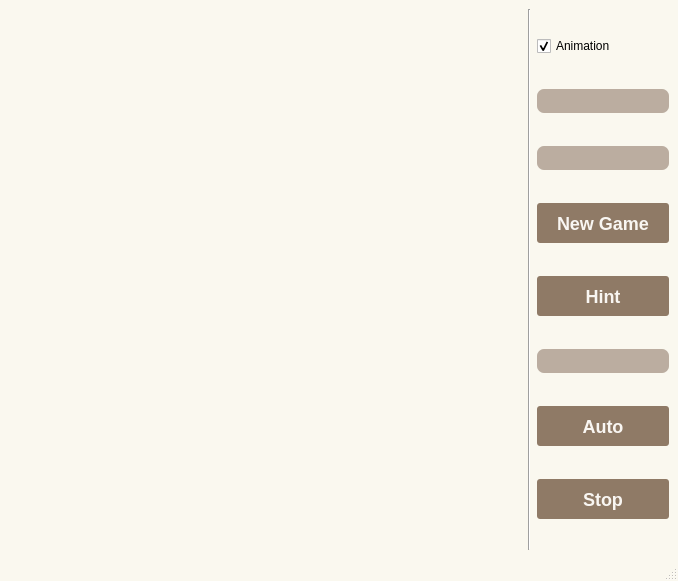
Old version of the form 2048/window2048.ui in the repository w43322/q2048Klotski.
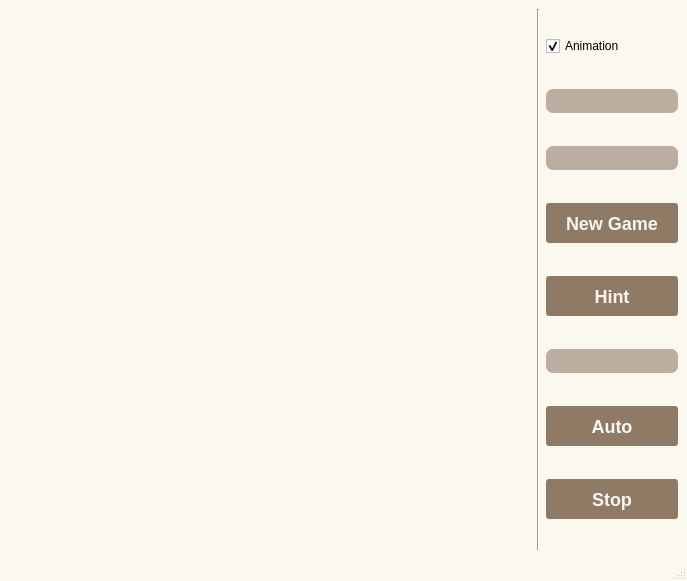
New version of the form.

Diff of the .ui file:
```diff
--- a/2048/window2048.ui
+++ b/2048/window2048.ui
@@ -6,7 +6,7 @@
    <rect>
     <x>0</x>
     <y>0</y>
-    <width>678</width>
+    <width>687</width>
     <height>581</height>
    </rect>
   </property>
@@ -27,7 +27,7 @@
     background: #bbada0;
 }
 
-QLabel#labelBest, QLabel#labelHint, QLabel#labelScore
+QLabel#labelTime, QLabel#labelHint, QLabel#labelScore
 {
     font-family: &quot;Monaco&quot;;
     background: #bbada0;
@@ -37,7 +37,8 @@
     padding-right: 20px;
 }
 
-QPushButton 
+QPushButton#pushButtonHint, QPushButton#pushButtonAuto, 
+QPushButton#pushButtonStop, QPushButton#pushButtonNewGame
 {
     font-family: &quot;Menlo&quot;;
     font-size: 18px;
@@ -52,21 +53,18 @@
     text-align: center;
 }
 
-/*按钮停留态*/
-QPushButton:hover
+QPushButton#pushButtonHint:hover, QPushButton#pushButtonAuto:hover, 
+QPushButton#pushButtonStop:hover, QPushButton#pushButtonNewGame:hover
 {
     /*背景颜色*/  
     background-color:rgb(44 , 137 , 255);
 }
 
-/*按钮按下态*/
-QPushButton:pressed
+QPushButton#pushButtonHint:pressed, QPushButton#pushButtonAuto:pressed, 
+QPushButton#pushButtonStop:pressed, QPushButton#pushButtonNewGame:pressed
 {
-    /*背景颜色*/  
     background-color:rgb(14 , 135 , 228);
-    /*左内边距为3像素，让按下时字向右移动3像素*/  
     padding-left:3px;
-    /*上内边距为3像素，让按下时字向下移动3像素*/  
     padding-top:3px;
 }
 </string>
@@ -143,7 +141,7 @@
        </widget>
       </item>
       <item>
-       <widget class="QLabel" name="labelBest">
+       <widget class="QLabel" name="labelTime">
         <property name="sizePolicy">
          <sizepolicy hsizetype="Minimum" vsizetype="Fixed">
           <horstretch>0</horstretch>
@@ -226,8 +224,8 @@
     <rect>
      <x>0</x>
      <y>0</y>
-     <width>678</width>
-     <height>28</height>
+     <width>687</width>
+     <height>24</height>
     </rect>
    </property>
   </widget>
```
